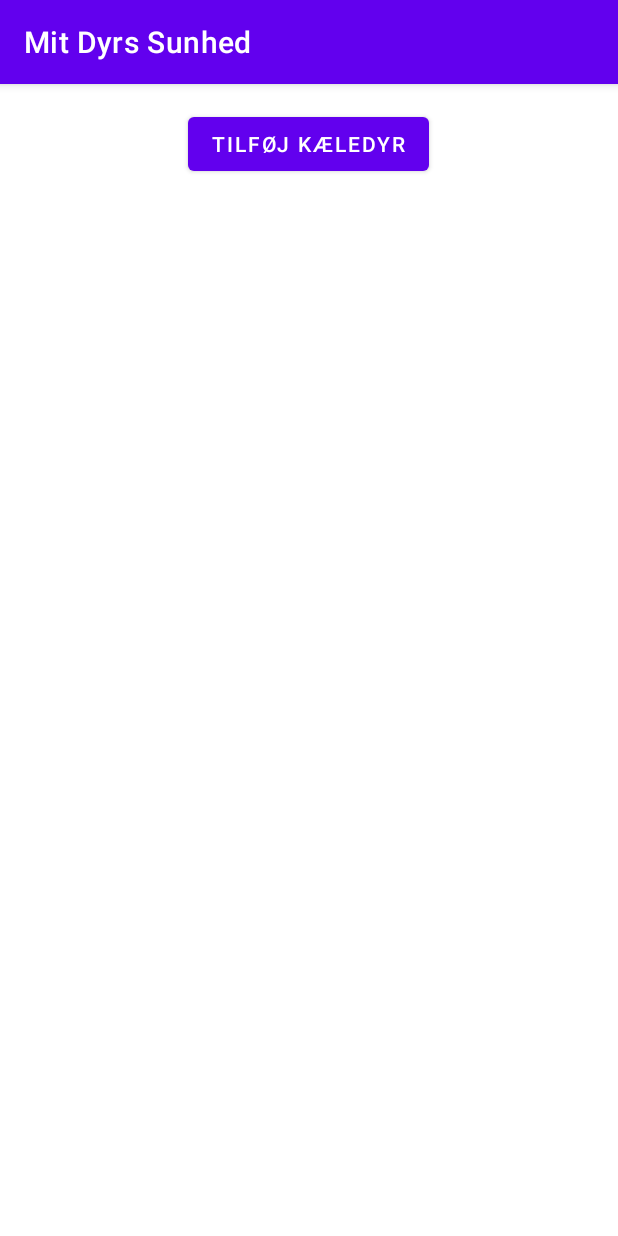
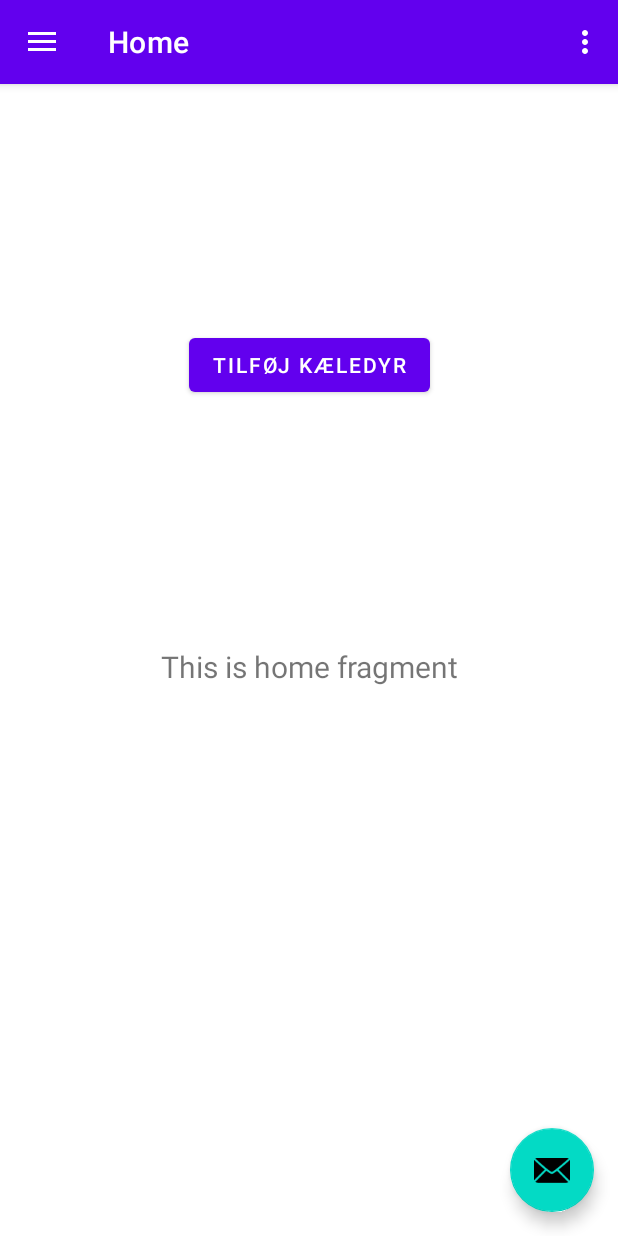
Before and after one commit to marker99/Mit-Dyrs-Sundhed, an Android app: the screen it shows after launch (ForsideActivity before the commit, MainActivity after it), on a phone screen of 412 x 824 dp. Run offline under Robolectric (Android 15) with nearby library versions, the phone set to English and light mode, and no system bars; our stand-ins replace navigation-ui.

Commit message:
making a mess

```diff
--- a/app/build.gradle
+++ b/app/build.gradle
@@ -40,6 +40,7 @@
     implementation 'androidx.appcompat:appcompat:1.4.1'
     implementation 'com.google.android.material:material:1.5.0'
     implementation 'androidx.constraintlayout:constraintlayout:2.1.3'
+    implementation 'androidx.legacy:legacy-support-v4:1.0.0'
     testImplementation 'junit:junit:4.13.2'
     androidTestImplementation 'androidx.test.ext:junit:1.1.3'
     androidTestImplementation 'androidx.test.espresso:espresso-core:3.4.0'
--- a/app/src/main/java/com/github/marker99/ForsideActivity.java
+++ /dev/null
@@ -1,43 +0,0 @@
-package com.github.marker99;
-
-import androidx.appcompat.app.AppCompatActivity;
-import androidx.constraintlayout.widget.ConstraintLayout;
-import androidx.recyclerview.widget.LinearLayoutManager;
-import androidx.recyclerview.widget.RecyclerView;
-
-import android.content.Intent;
-import android.os.Bundle;
-import android.widget.Button;
-
-public class ForsideActivity extends AppCompatActivity {
-
-    Button addPetButton;
-
-    RecyclerView petList;
-    PetAdapter petAdapter;
-
-    @Override
-    protected void onCreate(Bundle savedInstanceState) {
-        super.onCreate(savedInstanceState);
-        setContentView(R.layout.activity_forside);
-
-        addPetButton = findViewById(R.id.buttonAddPet);
-        petList = findViewById(R.id.rv_Pets);
-
-        // Retrieving RecyclerView from layout and attaching a Layout Manager to it
-        petList.hasFixedSize();
-        petList.setLayoutManager(new LinearLayoutManager(this));
-
-        // Attaching an adapter to the RecyclerView
-        petAdapter = new PetAdapter();
-        petList.setAdapter(petAdapter);
-
-
-        //TODO: Måske skal den ikke starte en ny aktivitet når man vil tilføje et kæledyr. Burde måske gøres med et fragment i stedet for
-        addPetButton.setOnClickListener(view -> {
-            Intent intent = new Intent(ForsideActivity.this, AddPetActivity.class);
-            startActivity(intent);
-        });
-
-    }
-}
--- a/app/src/main/java/com/github/marker99/MainActivity2.java
+++ b/app/src/main/java/com/github/marker99/MainActivity.java
@@ -16,7 +16,7 @@
 
 import com.github.marker99.databinding.ActivityMain2Binding;
 
-public class MainActivity2 extends AppCompatActivity {
+public class MainActivity extends AppCompatActivity {
 
     private AppBarConfiguration mAppBarConfiguration;
     private ActivityMain2Binding binding;
@@ -38,6 +38,7 @@
         });
         DrawerLayout drawer = binding.drawerLayout;
         NavigationView navigationView = binding.navView;
+
         // Passing each menu ID as a set of Ids because each
         // menu should be considered as top level destinations.
         mAppBarConfiguration = new AppBarConfiguration.Builder(
--- a/app/src/main/java/com/github/marker99/PetAdapter.java
+++ b/app/src/main/java/com/github/marker99/PetAdapter.java
@@ -38,7 +38,7 @@
 
         ViewHolder(View itemView) {
             super(itemView);
-            name = itemView.findViewById(R.id.tv_pet_name);
+            name = itemView.findViewById(R.id.rv_tv_pet_name);
         }
     }
 
--- a/app/src/main/res/layout/activity_forside.xml
+++ /dev/null
@@ -1,25 +0,0 @@
-<?xml version="1.0" encoding="utf-8"?>
-<LinearLayout xmlns:android="http://schemas.android.com/apk/res/android"
-    xmlns:app="http://schemas.android.com/apk/res-auto"
-    xmlns:tools="http://schemas.android.com/tools"
-    android:layout_width="match_parent"
-    android:layout_height="match_parent"
-    android:orientation="vertical"
-    tools:context=".ForsideActivity">
-
-    <Button
-        android:id="@+id/buttonAddPet"
-        android:layout_width="wrap_content"
-        android:layout_height="wrap_content"
-        android:layout_gravity="center"
-        android:layout_marginTop="16dp"
-        android:layout_marginBottom="16dp"
-        android:text="@string/tilføj_kæledyr" />
-
-    <androidx.recyclerview.widget.RecyclerView
-        android:id="@+id/rv_Pets"
-        android:layout_width="match_parent"
-        android:layout_height="0dp"
-        android:layout_weight="1" />
-
-</LinearLayout>
--- a/app/src/main/res/layout/app_bar_main.xml
+++ b/app/src/main/res/layout/app_bar_main.xml
@@ -4,7 +4,7 @@
     xmlns:tools="http://schemas.android.com/tools"
     android:layout_width="match_parent"
     android:layout_height="match_parent"
-    tools:context=".MainActivity2">
+    tools:context=".MainActivity">
 
     <com.google.android.material.appbar.AppBarLayout
         android:layout_width="match_parent"
--- a/app/src/main/res/layout/fragment_home.xml
+++ b/app/src/main/res/layout/fragment_home.xml
@@ -5,6 +5,17 @@
     android:layout_width="match_parent"
     android:layout_height="match_parent"
     tools:context=".ui.home.HomeFragment">
+
+    <Button
+        android:id="@+id/buttonAddPetInfo"
+        android:layout_width="wrap_content"
+        android:layout_height="wrap_content"
+        android:layout_gravity="center"
+        android:text="@string/tilføj_kæledyr"
+        app:layout_constraintBottom_toTopOf="@+id/text_home"
+        app:layout_constraintEnd_toEndOf="parent"
+        app:layout_constraintStart_toStartOf="parent"
+        app:layout_constraintTop_toTopOf="parent" />
 
     <TextView
         android:id="@+id/text_home"
--- a/app/src/main/res/values/strings.xml
+++ b/app/src/main/res/values/strings.xml
@@ -1,6 +1,6 @@
 <resources>
     <string name="app_name">Mit Dyrs Sunhed</string>
-    <string name="title_activity_main2">MainActivity2</string>
+    <string name="title_activity_main">MainActivity</string>
     <string name="navigation_drawer_open">Open navigation drawer</string>
     <string name="navigation_drawer_close">Close navigation drawer</string>
     <string name="nav_header_title">Android Studio</string>
@@ -25,5 +25,8 @@
     <string name="gade">Gade:</string>
     <string name="land">Land:</string>
     <string name="telefon">Telefon:</string>
+    <string name="add_pet">Add Pet</string>
+    <!-- TODO: Remove or change this placeholder text -->
+    <string name="hello_blank_fragment">Hello blank fragment</string>
 
 </resources>
```
Also changed, not shown: app/src/main/AndroidManifest.xml (+4 -18 lines), app/src/main/java/com/github/marker99/AddPetActivity.java (deleted, +0 -14 lines), app/src/main/java/com/github/marker99/AddPetInfoFragment.java (added, +64 -0 lines), app/src/main/res/layout/activity_add_pet.xml (deleted, +0 -163 lines), app/src/main/res/layout/fragment_add_pet_info.xml (added, +176 -0 lines).
